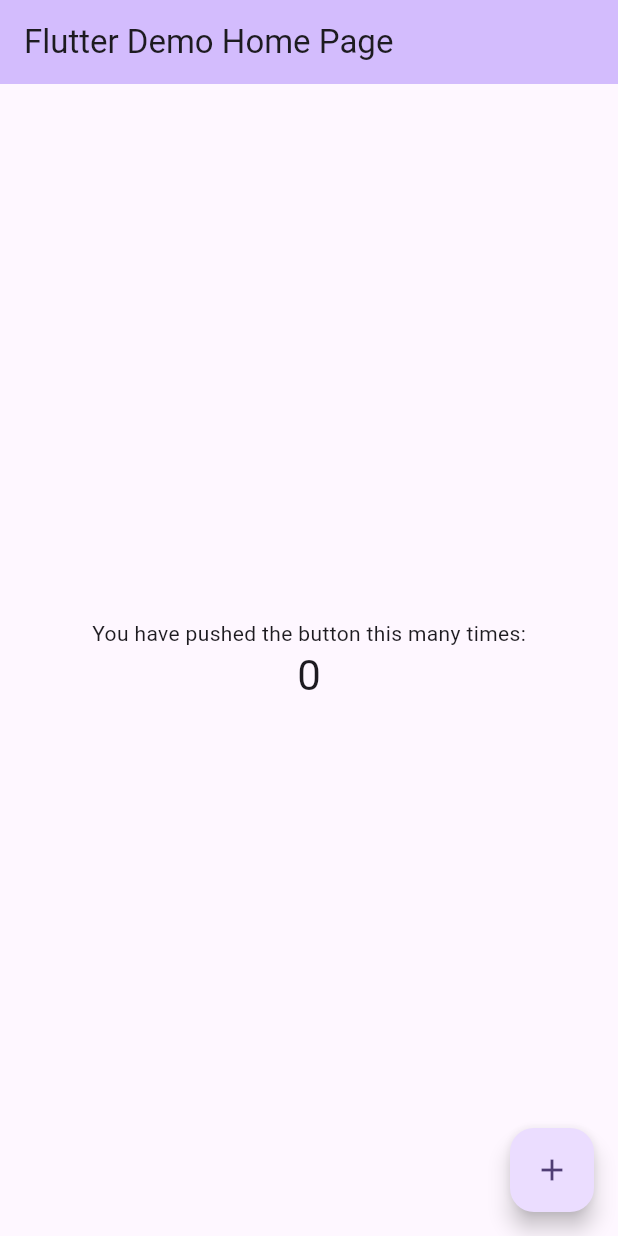
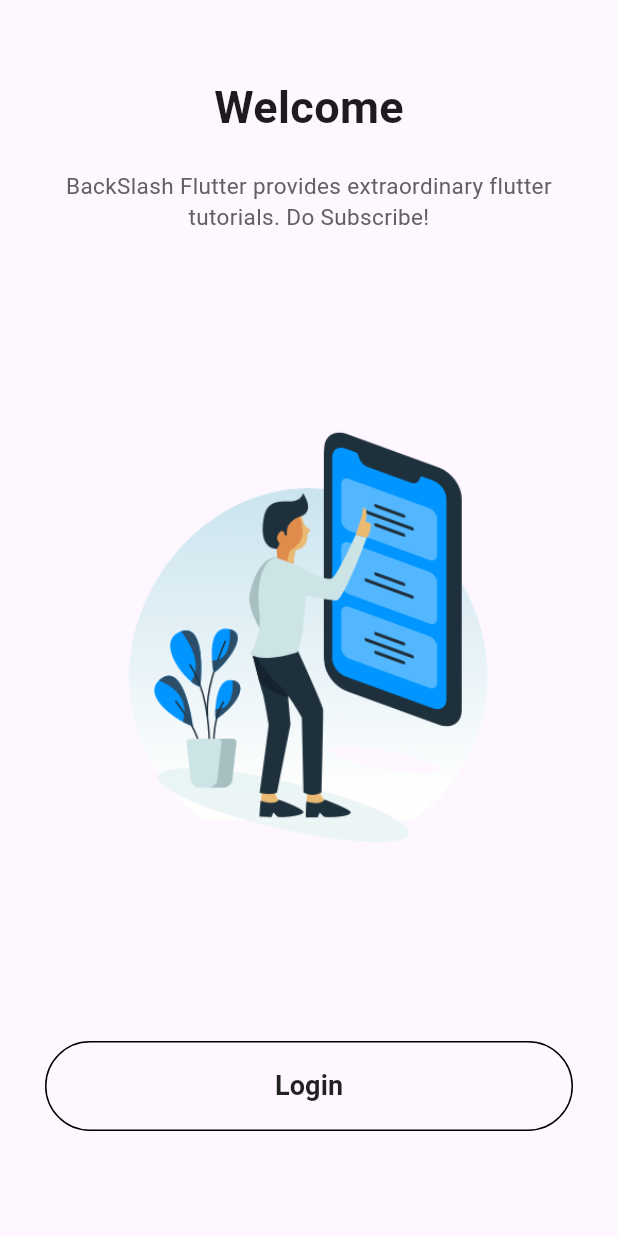
Before and after one commit to Anxiousz/HighSchoolPlatform-Mobile, a Flutter app: the screen it shows after launch, on a phone screen of 412 x 824 dp. Run offline on Flutter 3.47's test engine with Material 3 defaults, Android fonts, the light colour scheme and no system bars.

Commit message:
[Duy An] - [Add] : Add welcom page

```diff
--- /dev/null
+++ b/university_admission_portal_mobile/lib/login.dart
@@ -0,0 +1,15 @@
+import 'package:flutter/material.dart';
+
+class LoginPage extends StatefulWidget {
+  const LoginPage({super.key});
+
+  @override
+  State<LoginPage> createState() => _LoginPageState();
+}
+
+class _LoginPageState extends State<LoginPage> {
+  @override
+  Widget build(BuildContext context) {
+    return const Placeholder();
+  }
+}
--- a/university_admission_portal_mobile/lib/main.dart
+++ b/university_admission_portal_mobile/lib/main.dart
@@ -1,125 +1,99 @@
 import 'package:flutter/material.dart';
+import 'package:university_admission_portal_mobile/login.dart';
 
 void main() {
-  runApp(const MyApp());
+  runApp(MaterialApp(
+    debugShowCheckedModeBanner: false,
+    home: HomePage(),
+  ));
 }
 
-class MyApp extends StatelessWidget {
-  const MyApp({super.key});
+class HomePage extends StatelessWidget {
+  const HomePage({super.key});
 
-  // This widget is the root of your application.
   @override
   Widget build(BuildContext context) {
-    return MaterialApp(
-      title: 'Flutter Demo',
-      theme: ThemeData(
-        // This is the theme of your application.
-        //
-        // TRY THIS: Try running your application with "flutter run". You'll see
-        // the application has a purple toolbar. Then, without quitting the app,
-        // try changing the seedColor in the colorScheme below to Colors.green
-        // and then invoke "hot reload" (save your changes or press the "hot
-        // reload" button in a Flutter-supported IDE, or press "r" if you used
-        // the command line to start the app).
-        //
-        // Notice that the counter didn't reset back to zero; the application
-        // state is not lost during the reload. To reset the state, use hot
-        // restart instead.
-        //
-        // This works for code too, not just values: Most code changes can be
-        // tested with just a hot reload.
-        colorScheme: ColorScheme.fromSeed(seedColor: Colors.deepPurple),
-        useMaterial3: true,
+    return Scaffold(
+      body: SafeArea(
+        child: Container(
+          width: double.infinity,
+          height: MediaQuery.of(context).size.height,
+          padding: EdgeInsets.symmetric(horizontal: 30, vertical: 50),
+          child: Column(
+            mainAxisAlignment: MainAxisAlignment.spaceBetween,
+            crossAxisAlignment: CrossAxisAlignment.center,
+            children: <Widget>[
+              Column(
+                children: <Widget>[
+                  Text(
+                    "Welcome",
+                    style: TextStyle(
+                      fontWeight: FontWeight.bold,
+                      fontSize: 30,
+                    ),
+                  ),
+                  SizedBox(
+                    height: 20,
+                  ),
+                  Text(
+                    "BackSlash Flutter provides extraordinary flutter tutorials. Do Subscribe! ",
+                    textAlign: TextAlign.center,
+                    style: TextStyle(
+                      color: Colors.grey[700],
+                      fontSize: 15,
+                    ),
+                  ),
+                ],
+              ),
+              Container(
+                height: MediaQuery.of(context).size.height / 3,
+                decoration: BoxDecoration(
+                  image: DecorationImage(
+                    image: AssetImage("assets/welcome.png"),
+                  ),
+                ),
+              ),
+              Column(
+                children: <Widget>[
+                  MaterialButton(
+                    minWidth: double.infinity,
+                    height: 60,
+                    onPressed: () {
+                      Navigator.push(context,
+                          MaterialPageRoute(builder: (context) => LoginPage()));
+                    },
+                    shape: RoundedRectangleBorder(
+                        side: BorderSide(color: Colors.black),
+                        borderRadius: BorderRadius.circular(50)),
+                    child: Text(
+                      "Login",
+                      style:
+                          TextStyle(fontWeight: FontWeight.w600, fontSize: 18),
+                    ),
+                  ),
+                  SizedBox(height: 20),
+                  /* Design Sign Up Page */
+                  // MaterialButton(
+                  //   minWidth: double.infinity,
+                  //   height: 60,
+                  //   onPressed: () {
+                  //     Navigator.push(context,
+                  //         MaterialPageRoute(builder: (context) => LoginPage()));
+                  //   },
+                  //   child: Text(
+                  //     "Sign Up",
+                  //     style: TextStyle(
+                  //         color: Colors.white,
+                  //         fontWeight: FontWeight.w600,
+                  //         fontSize: 18),
+                  //   ),
+                  // ),
+                ],
+              )
+            ],
+          ),
+        ),
       ),
-      home: const MyHomePage(title: 'Flutter Demo Home Page'),
     );
   }
 }
-
-class MyHomePage extends StatefulWidget {
-  const MyHomePage({super.key, required this.title});
-
-  // This widget is the home page of your application. It is stateful, meaning
-  // that it has a State object (defined below) that contains fields that affect
-  // how it looks.
-
-  // This class is the configuration for the state. It holds the values (in this
-  // case the title) provided by the parent (in this case the App widget) and
-  // used by the build method of the State. Fields in a Widget subclass are
-  // always marked "final".
-
-  final String title;
-
-  @override
-  State<MyHomePage> createState() => _MyHomePageState();
-}
-
-class _MyHomePageState extends State<MyHomePage> {
-  int _counter = 0;
-
-  void _incrementCounter() {
-    setState(() {
-      // This call to setState tells the Flutter framework that something has
-      // changed in this State, which causes it to rerun the build method below
-      // so that the display can reflect the updated values. If we changed
-      // _counter without calling setState(), then the build method would not be
-      // called again, and so nothing would appear to happen.
-      _counter++;
-    });
-  }
-
-  @override
-  Widget build(BuildContext context) {
-    // This method is rerun every time setState is called, for instance as done
-    // by the _incrementCounter method above.
-    //
-    // The Flutter framework has been optimized to make rerunning build methods
-    // fast, so that you can just rebuild anything that needs updating rather
-    // than having to individually change instances of widgets.
-    return Scaffold(
-      appBar: AppBar(
-        // TRY THIS: Try changing the color here to a specific color (to
-        // Colors.amber, perhaps?) and trigger a hot reload to see the AppBar
-        // change color while the other colors stay the same.
-        backgroundColor: Theme.of(context).colorScheme.inversePrimary,
-        // Here we take the value from the MyHomePage object that was created by
-        // the App.build method, and use it to set our appbar title.
-        title: Text(widget.title),
-      ),
-      body: Center(
-        // Center is a layout widget. It takes a single child and positions it
-        // in the middle of the parent.
-        child: Column(
-          // Column is also a layout widget. It takes a list of children and
-          // arranges them vertically. By default, it sizes itself to fit its
-          // children horizontally, and tries to be as tall as its parent.
-          //
-          // Column has various properties to control how it sizes itself and
-          // how it positions its children. Here we use mainAxisAlignment to
-          // center the children vertically; the main axis here is the vertical
-          // axis because Columns are vertical (the cross axis would be
-          // horizontal).
-          //
-          // TRY THIS: Invoke "debug painting" (choose the "Toggle Debug Paint"
-          // action in the IDE, or press "p" in the console), to see the
-          // wireframe for each widget.
-          mainAxisAlignment: MainAxisAlignment.center,
-          children: <Widget>[
-            const Text(
-              'You have pushed the button this many times:',
-            ),
-            Text(
-              '$_counter',
-              style: Theme.of(context).textTheme.headlineMedium,
-            ),
-          ],
-        ),
-      ),
-      floatingActionButton: FloatingActionButton(
-        onPressed: _incrementCounter,
-        tooltip: 'Increment',
-        child: const Icon(Icons.add),
-      ), // This trailing comma makes auto-formatting nicer for build methods.
-    );
-  }
-}
```
Also changed, not shown: university_admission_portal_mobile/pubspec.yaml (+4 -3 lines), university_admission_portal_mobile/assets/background.png (added), university_admission_portal_mobile/assets/welcome.png (added), 1 other file.
